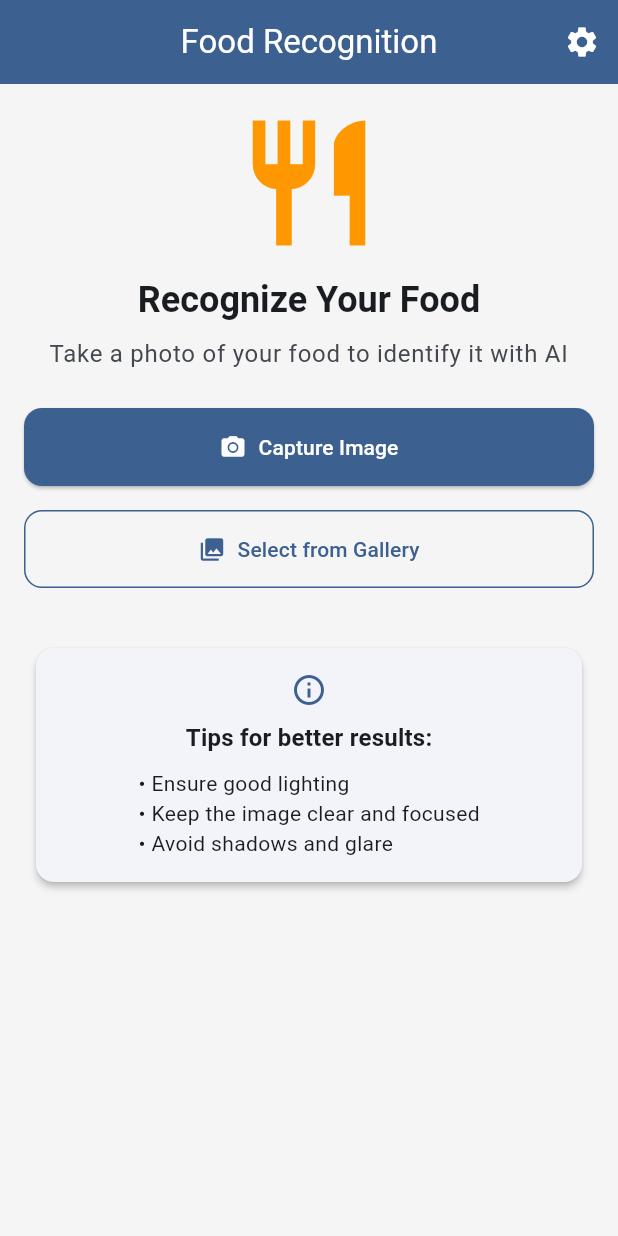
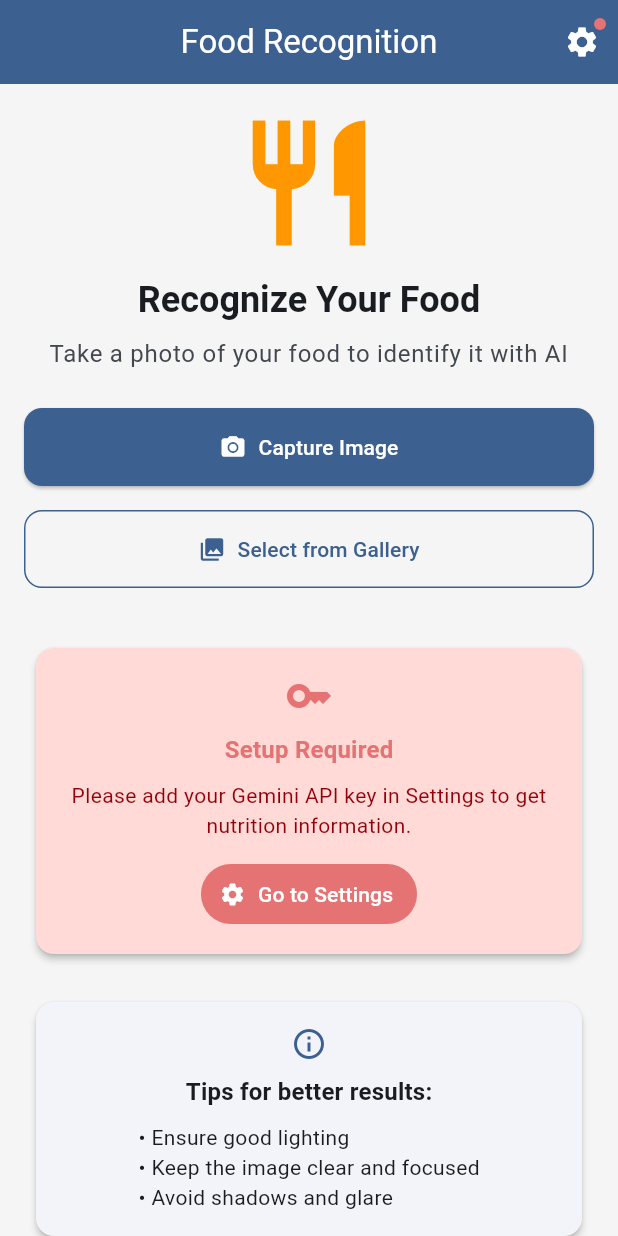
Before and after one commit to FadhilAlif/manganku_app, a Flutter app: the screen it shows after launch, on a phone screen of 412 x 824 dp. Run offline on Flutter 3.47's test engine with Material 3 defaults, Android fonts, the phone set to English and light mode, and no system bars; our stand-ins replace dio, firebase_core, go_router, image_cropper, image_picker, permission_handler and 2 more; missing offline and left inert: firebase_ml_model_downloader, tflite_flutter; accounts and stored records are empty.

Commit message:
feat: Add check status api key in home page anda add red dot in setting icon when api no api key provided

```diff
--- a/lib/features/home/presentation/home_page.dart
+++ b/lib/features/home/presentation/home_page.dart
@@ -4,6 +4,7 @@ import 'package:manganku_app/core/widgets/custom_buttons.dart';
 import 'package:manganku_app/core/widgets/custom_widgets.dart';
 import 'package:manganku_app/core/utils/ui_utils.dart';
 import 'package:manganku_app/core/services/image_service.dart';
+import 'package:manganku_app/core/services/api_key_service.dart';
 
 class HomePage extends StatefulWidget {
   const HomePage({super.key});
@@ -12,13 +13,47 @@ class HomePage extends StatefulWidget {
   State<HomePage> createState() => _HomePageState();
 }
 
-class _HomePageState extends State<HomePage> {
+class _HomePageState extends State<HomePage> with WidgetsBindingObserver {
   bool _isLoading = false;
+  bool _hasApiKey = false;
 
   Future<void> _requestPermissions() async {
     final hasPermissions = await ImageService.requestPermissions();
     if (!hasPermissions) {
       _showErrorSnackBar('Camera or photo permissions denied');
+    }
+  }
+
+  Future<void> _navigateToSettings() async {
+    print('HomePage: Navigating to settings...');
+    try {
+      await context.push('/settings');
+      // Always refresh API key status after returning from settings
+      print('HomePage: Returned from settings, refreshing API key status...');
+      await _checkApiKeyStatus();
+    } catch (e) {
+      print('HomePage: Error navigating to settings: $e');
+      // Still try to refresh in case something went wrong
+      await _checkApiKeyStatus();
+    }
+  }
+
+  Future<void> _checkApiKeyStatus() async {
+    try {
+      final hasApiKey = await ApiKeyService.instance.hasGeminiApiKey();
+      if (mounted) {
+        setState(() {
+          _hasApiKey = hasApiKey;
+        });
+        print('HomePage: API Key status updated - hasApiKey: $hasApiKey');
+      }
+    } catch (e) {
+      if (mounted) {
+        setState(() {
+          _hasApiKey = false;
+        });
+        print('HomePage: Error checking API key status: $e');
+      }
     }
   }
 
@@ -87,7 +122,24 @@ class _HomePageState extends State<HomePage> {
   @override
   void initState() {
     super.initState();
+    WidgetsBinding.instance.addObserver(this);
     _requestPermissions();
+    _checkApiKeyStatus();
+  }
+
+  @override
+  void dispose() {
+    WidgetsBinding.instance.removeObserver(this);
+    super.dispose();
+  }
+
+  @override
+  void didChangeAppLifecycleState(AppLifecycleState state) {
+    super.didChangeAppLifecycleState(state);
+    if (state == AppLifecycleState.resumed) {
+      // Refresh API key status when app becomes active again
+      _checkApiKeyStatus();
+    }
   }
 
   @override
@@ -98,10 +150,27 @@ class _HomePageState extends State<HomePage> {
         backgroundColor: Theme.of(context).colorScheme.primary,
         foregroundColor: Theme.of(context).colorScheme.onPrimary,
         actions: [
-          IconButton(
-            icon: const Icon(Icons.settings),
-            onPressed: () => context.push('/settings'),
-            tooltip: 'Settings',
+          Stack(
+            children: [
+              IconButton(
+                icon: const Icon(Icons.settings),
+                onPressed: _navigateToSettings,
+                tooltip: 'Settings',
+              ),
+              if (!_hasApiKey)
+                Positioned(
+                  right: 8,
+                  top: 8,
+                  child: Container(
+                    width: 8,
+                    height: 8,
+                    decoration: BoxDecoration(
+                      color: Theme.of(context).colorScheme.error,
+                      shape: BoxShape.circle,
+                    ),
+                  ),
+                ),
+            ],
           ),
         ],
       ),
@@ -145,6 +214,56 @@ class _HomePageState extends State<HomePage> {
               width: double.infinity,
             ),
             const SizedBox(height: 32),
+            // API Key Guidance Card
+            if (!_hasApiKey)
+              Card(
+                elevation: 2,
+                margin: const EdgeInsets.all(8),
+                clipBehavior: Clip.antiAlias,
+                color: Theme.of(context).colorScheme.errorContainer,
+                child: Padding(
+                  padding: const EdgeInsets.all(16),
+                  child: Column(
+                    children: [
+                      Icon(
+                        Icons.key,
+                        color: Theme.of(context).colorScheme.error,
+                        size: 32,
+                      ),
+                      const SizedBox(height: 8),
+                      Text(
+                        'Setup Required',
+                        style: Theme.of(context).textTheme.titleMedium
+                            ?.copyWith(
+                              fontWeight: FontWeight.bold,
+                              color: Theme.of(context).colorScheme.error,
+                            ),
+                      ),
+                      const SizedBox(height: 8),
+                      Text(
+                        'Please add your Gemini API key in Settings to get nutrition information.',
+                        style: Theme.of(context).textTheme.bodyMedium?.copyWith(
+                          color: Theme.of(context).colorScheme.onErrorContainer,
+                        ),
+                        textAlign: TextAlign.center,
+                      ),
+                      const SizedBox(height: 12),
+                      TextButton.icon(
+                        onPressed: _navigateToSettings,
+                        icon: const Icon(Icons.settings),
+                        label: const Text('Go to Settings'),
+                        style: TextButton.styleFrom(
+                          backgroundColor: Theme.of(context).colorScheme.error,
+                          foregroundColor: Theme.of(
+                            context,
+                          ).colorScheme.onError,
+                        ),
+                      ),
+                    ],
+                  ),
+                ),
+              ),
+            if (!_hasApiKey) const SizedBox(height: 16),
             CustomCard(
               child: Column(
                 children: [
```
